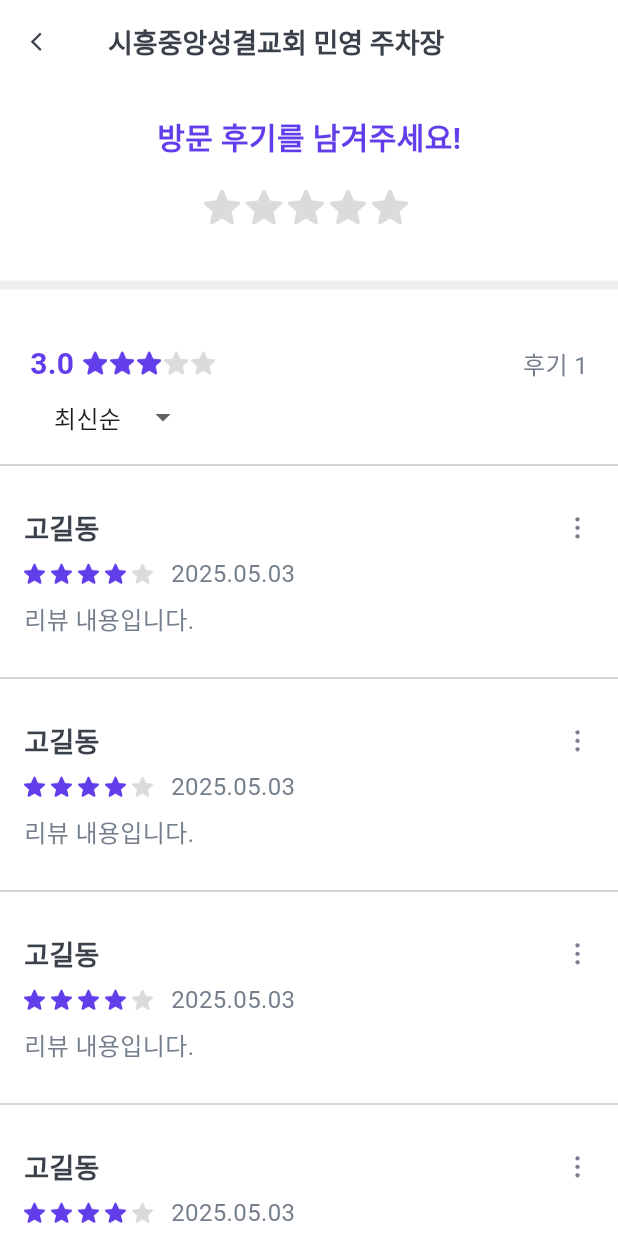
After one commit to hot-spicy-potato/public_parking_info_fe, a Flutter app: the ReviewPage screen opened directly, on a phone screen of 412 x 824 dp. The commit adds this screen. Run offline on Flutter 3.47's test engine with Material 3 defaults, Android fonts, the light colour scheme and no system bars; drawn by our look-alikes of dropdown_button2; our stand-ins replace dio, flutter_riverpod, freezed_annotation, geolocator, go_router and 1 more; missing offline and left inert: dart:ffi, kakao_map_plugin; Roboto replaces fonts that are missing (Pretendard).

Commit message:
feat: review menu item

```diff
--- a/lib/core/constants/ui/custom_colors.dart
+++ b/lib/core/constants/ui/custom_colors.dart
@@ -4,6 +4,7 @@ class CustomColors {
   CustomColors._();
 
   static const Color whiteGrey = Color(0xffE9EBED);
+  static const Color divider = Color(0xFFefefef);
   static const Color dialogBar = Color(0xffCACDD2);
   static const Color unselected = Color(0xff9FA4A9);
   static const Color lightGrey = Color(0xffA6AAB4);
--- /dev/null
+++ b/lib/presentation/pages/review_page.dart
@@ -0,0 +1,140 @@
+import 'package:flutter/material.dart';
+import 'package:flutter_riverpod/flutter_riverpod.dart';
+import 'package:go_router/go_router.dart';
+import 'package:public_parking_info_fe/core/constants/ui/custom_colors.dart';
+import 'package:public_parking_info_fe/core/constants/ui/custom_fonts.dart';
+import 'package:public_parking_info_fe/data/models/parking_info.dart';
+import 'package:public_parking_info_fe/presentation/widgets/review_dropdown.dart';
+import 'package:public_parking_info_fe/presentation/widgets/review_list_item.dart';
+import 'package:public_parking_info_fe/presentation/widgets/review_rate.dart';
+import 'package:public_parking_info_fe/resources/resources.dart';
+
+class ReviewPage extends ConsumerWidget {
+  const ReviewPage({super.key});
+
+  @override
+  Widget build(BuildContext context, WidgetRef ref) {
+    ParkingInfo parkingInfo = ParkingInfo(
+      mngNo: 100,
+      parkingNm: "시흥중앙성결교회 민영 주차장",
+      x: 100,
+      y: 100,
+      gb: "100",
+      type: "공영",
+      jibunAddr: "",
+      roadAddr: "",
+      parkingCnt: 3,
+      operGb: "",
+      parkingFee: "",
+      mngAgencyNm: "",
+      areaGb: "",
+      areaGbSub: "",
+      lon: 30,
+      lat: 30,
+      addrCd: 30,
+      telNo: "",
+      lastUpdateDt: "",
+    );
+
+    bool existReview = false;
+
+    return Scaffold(
+      backgroundColor: Colors.white,
+      appBar: AppBar(
+        backgroundColor: Colors.white,
+        surfaceTintColor: Colors.white,
+        leading: GestureDetector(
+          onTap: () => context.pop(),
+          child: Icon(
+            Icons.arrow_back_ios,
+            color: CustomColors.darkGrey,
+            size: 15,
+          ),
+        ),
+        title: Text(
+          parkingInfo.parkingNm,
+          style: CustomFonts.w700(fontSize: 18, color: CustomColors.darkGrey),
+        ),
+      ),
+      body: SingleChildScrollView(
+        child: SizedBox(
+          width: double.infinity,
+          child: Column(
+            crossAxisAlignment: CrossAxisAlignment.center,
+            children: [
+              Padding(
+                padding: const EdgeInsets.symmetric(vertical: 20),
+                child: Text(
+                  "방문 후기를 남겨주세요!",
+                  style: CustomFonts.w700(
+                    fontSize: 20,
+                    color: CustomColors.primary,
+                  ),
+                ),
+              ),
+              ReviewRate(value: 0, size: 24, paddingRight: 4),
+              Divider(color: CustomColors.divider, thickness: 6, height: 80),
+              Padding(
+                padding: EdgeInsets.symmetric(horizontal: 20),
+                child: Column(
+                  children: [
+                    // 통계
+                    Row(
+                      children: [
+                        Text(
+                          "3.0",
+                          style: CustomFonts.w600(
+                            fontSize: 20,
+                            color: CustomColors.primary,
+                          ),
+                        ),
+                        SizedBox(width: 6),
+                        ReviewRate(value: 3, size: 16, paddingRight: 2),
+                        Spacer(),
+                        Text(
+                          "후기 1",
+                          style: CustomFonts.w400(
+                            fontSize: 16,
+                            color: CustomColors.grey,
+                          ),
+                        ),
+                      ],
+                    ),
+                    // 필터
+                    Align(
+                      alignment: Alignment.centerLeft,
+                      child: ReviewDropdown(),
+                    ),
+                  ],
+                ),
+              ),
+              // 리뷰
+              !existReview
+                  ? ListView.builder(
+                    shrinkWrap: true,
+                    physics: NeverScrollableScrollPhysics(),
+                    itemCount: 5,
+                    itemBuilder: (context, index) => ReviewListItem(),
+                  )
+                  : Column(
+                    mainAxisAlignment: MainAxisAlignment.center,
+                    children: [
+                      SizedBox(height: 80),
+                      Image.asset(Images.noDataIcon, width: 18),
+                      SizedBox(height: 4),
+                      Text(
+                        "등록된 리뷰가 없습니다.",
+                        style: CustomFonts.w400(
+                          fontSize: 16,
+                          color: CustomColors.grey,
+                        ),
+                      ),
+                    ],
+                  ),
+            ],
+          ),
+        ),
+      ),
+    );
+  }
+}
--- /dev/null
+++ b/lib/presentation/widgets/review_dropdown.dart
@@ -0,0 +1,39 @@
+import 'package:dropdown_button2/dropdown_button2.dart';
+import 'package:flutter/material.dart';
+import 'package:flutter_riverpod/flutter_riverpod.dart';
+
+class ReviewDropdown extends ConsumerWidget {
+  const ReviewDropdown({super.key});
+
+  @override
+  Widget build(BuildContext context, WidgetRef ref) {
+    final List<String> items = ["최신순", "별점순"];
+
+    String selectedValue = items.first;
+
+    return DropdownButtonHideUnderline(
+      child: DropdownButton2(
+        dropdownStyleData: DropdownStyleData(
+          padding: EdgeInsets.all(0),
+          elevation: 1,
+          decoration: BoxDecoration(
+            color: Colors.white,
+            borderRadius: BorderRadius.circular(12),
+          ),
+        ),
+        buttonStyleData: ButtonStyleData(padding: const EdgeInsets.all(0)),
+        onChanged: (value) {
+          selectedValue = value!;
+        },
+        value: selectedValue,
+        items:
+            items
+                .map(
+                  (String item) =>
+                      DropdownMenuItem(value: item, child: Text(item)),
+                )
+                .toList(),
+      ),
+    );
+  }
+}
--- /dev/null
+++ b/lib/presentation/widgets/review_list_item.dart
@@ -0,0 +1,106 @@
+import 'package:flutter/material.dart';
+import 'package:flutter_riverpod/flutter_riverpod.dart';
+import 'package:go_router/go_router.dart';
+import 'package:public_parking_info_fe/core/constants/ui/custom_colors.dart';
+import 'package:public_parking_info_fe/core/constants/ui/custom_fonts.dart';
+import 'package:public_parking_info_fe/presentation/widgets/review_rate.dart';
+import 'package:public_parking_info_fe/resources/resources.dart';
+
+class ReviewListItem extends ConsumerWidget {
+  const ReviewListItem({super.key});
+
+  @override
+  Widget build(BuildContext context, WidgetRef ref) {
+    Widget menuItem(Function onTap, String text, double bottomMargin) {
+      return GestureDetector(
+        onTap: () => onTap(),
+        child: Container(
+          width: double.infinity,
+          alignment: Alignment.center,
+          margin: EdgeInsets.only(bottom: bottomMargin, left: 30, right: 30),
+          padding: const EdgeInsets.symmetric(vertical: 20),
+          decoration: BoxDecoration(
+            color: Colors.white,
+            borderRadius: BorderRadius.circular(12),
+          ),
+          child: Text(
+            text,
+            style: CustomFonts.w600(fontSize: 16, color: CustomColors.primary),
+          ),
+        ),
+      );
+    }
+
+    return Column(
+      mainAxisSize: MainAxisSize.min,
+      children: [
+        Divider(),
+        Padding(
+          padding: const EdgeInsets.symmetric(vertical: 20, horizontal: 16),
+          child: Column(
+            crossAxisAlignment: CrossAxisAlignment.start,
+            children: [
+              Row(
+                mainAxisAlignment: MainAxisAlignment.spaceBetween,
+                children: [
+                  Text(
+                    "고길동",
+                    style: CustomFonts.w700(
+                      fontSize: 18,
+                      color: CustomColors.darkGrey,
+                    ),
+                  ),
+                  GestureDetector(
+                    onTap: () {
+                      showModalBottomSheet(
+                        backgroundColor: Colors.transparent,
+                        barrierColor: Colors.black45,
+                        enableDrag: false,
+                        context: context,
+                        builder: (context) {
+                          return BottomSheet(
+                            backgroundColor: Colors.transparent,
+                            onClosing: () {},
+                            builder: (context) {
+                              return Column(
+                                mainAxisSize: MainAxisSize.min,
+                                children: [
+                                  menuItem(() {}, "신고하기", 6),
+                                  menuItem(() => context.pop(), "취소", 40),
+                                ],
+                              );
+                            },
+                          );
+                        },
+                      );
+                    },
+                    child: Image.asset(Images.dotMenuIcon, width: 22),
+                  ),
+                ],
+              ),
+              SizedBox(height: 8),
+              Row(
+                children: [
+                  ReviewRate(value: 4, size: 14, paddingRight: 4),
+                  SizedBox(width: 8),
+                  Text(
+                    "2025.05.03",
+                    style: CustomFonts.w400(
+                      fontSize: 16,
+                      color: CustomColors.grey,
+                    ),
+                  ),
+                ],
+              ),
+              SizedBox(height: 8),
+              Text(
+                "리뷰 내용입니다.",
+                style: CustomFonts.w400(fontSize: 16, color: CustomColors.grey),
+              ),
+            ],
+          ),
+        ),
+      ],
+    );
+  }
+}
--- a/lib/resources/images.dart
+++ b/lib/resources/images.dart
@@ -8,6 +8,7 @@ class Images {
   static const String carIcon = 'assets/imgs/car_icon.png';
   static const String currentLocationIcon =
       'assets/imgs/current_location_icon.png';
+  static const String dotMenuIcon = 'assets/imgs/dot_menu_icon.png';
   static const String emptyDataIcon = 'assets/imgs/empty_data_icon.png';
   static const String enableParkingCountIcon =
       'assets/imgs/enable_parking_count_icon.png';
@@ -18,6 +19,7 @@ class Images {
   static const String logo = 'assets/imgs/logo.png';
   static const String logoIcon = 'assets/imgs/logo_icon.png';
   static const String markerIcon = 'assets/imgs/marker_icon.png';
+  static const String noDataIcon = 'assets/imgs/no_data_icon.png';
   static const String operationTimeIcon = 'assets/imgs/operation_time_icon.png';
   static const String parkingFeeIcon = 'assets/imgs/parking_fee_icon.png';
   static const String roadViewIcon = 'assets/imgs/road_view_icon.png';
--- a/pubspec.yaml
+++ b/pubspec.yaml
@@ -28,6 +28,7 @@ dependencies:
   sidebarx: ^0.17.1
   spider: ^4.2.2
   smooth_page_indicator: ^1.2.1
+  dropdown_button2: ^2.3.9
 
 dev_dependencies:
   flutter_test:
```
Also changed, not shown: lib/presentation/widgets/bottom_dialog.dart (added, +12 -0 lines), assets/imgs/dot_menu_icon.png (added), assets/imgs/no_data_icon.png (added), pubspec.lock, 1 other file.
